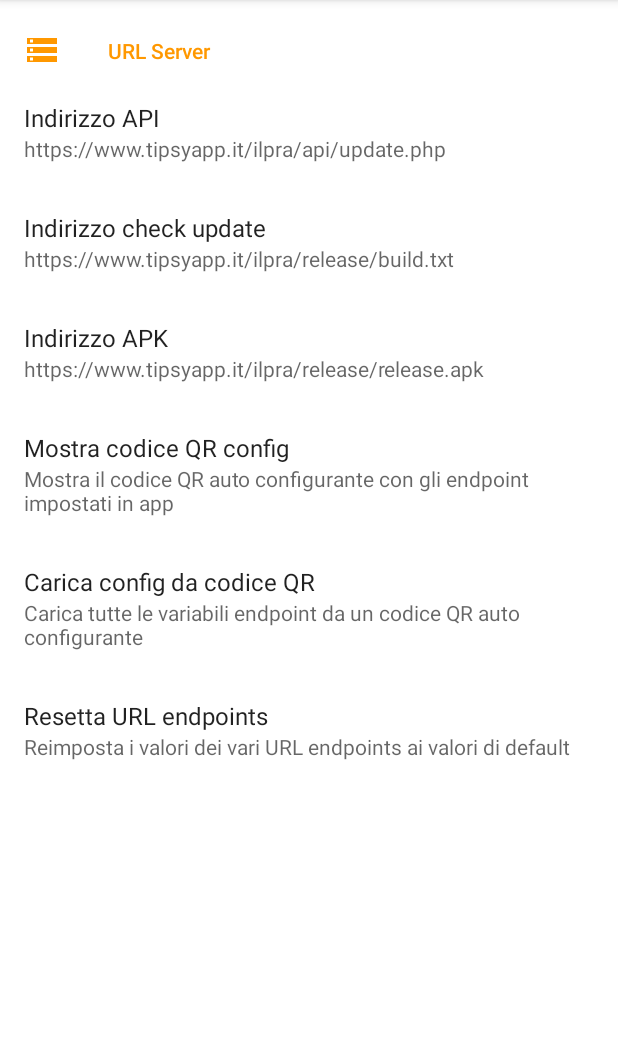
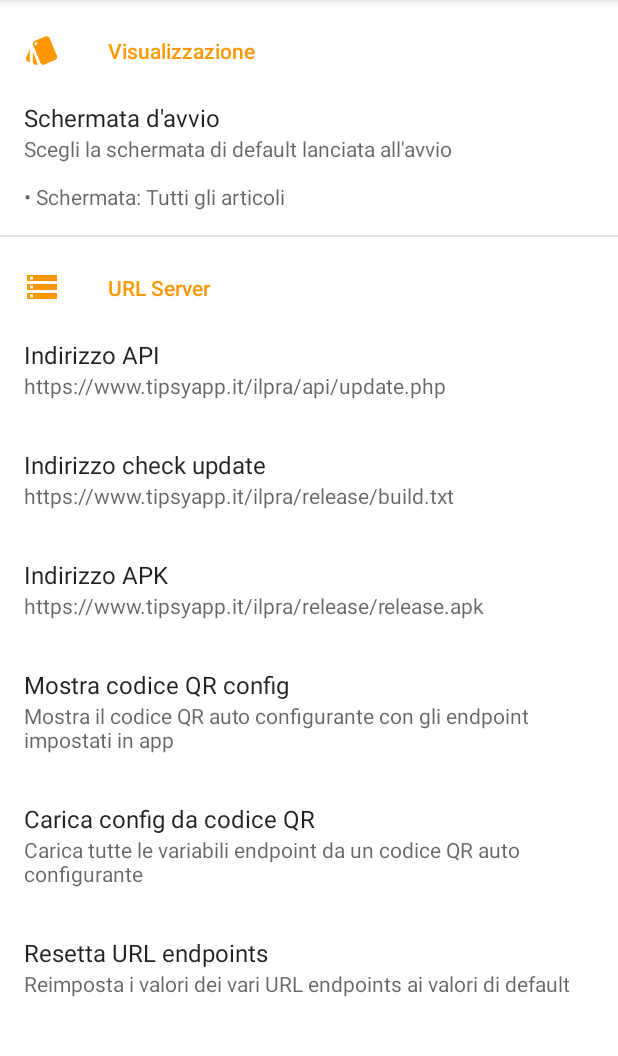
Before and after one commit to IvanMazzoli/MagazzIwan, an Android app: the fragment SettingsFragment placed in its activity, on a phone screen of 412 x 824 dp, the part 84-1140 px from its top. Run offline under Robolectric (Android 15) with nearby library versions, the phone set to English and light mode, and no system bars; our stand-ins replace ButterKnife, androidx.preference; libraries missing offline, so code that uses them is left out: androidmads.library.qrgenearator, com.jsibbold.zoomage, com.mikepenz.materialdrawer, de.cketti.library; 4 statements that could not run were skipped.

Commit message:
Schermata d'avvio selezionabile da Impostazioni

```diff
--- a/app/src/main/java/me/ivanmazzoli/UI/Activities/NavigationActivity.java
+++ b/app/src/main/java/me/ivanmazzoli/UI/Activities/NavigationActivity.java
@@ -71,10 +71,10 @@ public class NavigationActivity extends AppCompatActivity implements Drawer.OnDr
                 .withOnDrawerItemClickListener(this)
                 .build();
 
-        // Se non ho una SavedInstance carico la lista completa,
+        // Se non ho una SavedInstance carico la lista scelta dall'utente,
         // altrimenti carico la SavedInstance e mostro il fragment precedente
         if (savedInstanceState == null) {
-            drawer.setSelection(DrawerManager.LIST_FULL, true);
+            drawer.setSelection(PreferenceHelper.getInstance(this).getFavouriteFragment(), true);
         } else {
             lastSelection = savedInstanceState.getLong(SELECTED_ID);
             showPopup = savedInstanceState.getBoolean(SHOW_POPUP);
--- a/app/src/main/java/me/ivanmazzoli/UI/Fragments/SettingsFragment.java
+++ b/app/src/main/java/me/ivanmazzoli/UI/Fragments/SettingsFragment.java
@@ -22,6 +22,7 @@ import androidx.activity.result.ActivityResultLauncher;
 import androidx.activity.result.contract.ActivityResultContracts;
 import androidx.core.app.ActivityCompat;
 import androidx.core.content.ContextCompat;
+import androidx.preference.Preference;
 
 import com.google.gson.Gson;
 import com.google.gson.JsonObject;
@@ -161,6 +162,16 @@ public class SettingsFragment extends SmartSettingsFragment {
                     dialog.show();
                     return false;
                 });
+
+        findPreference("launchScreen").setSummary(
+                String.format("Scegli la schermata di default lanciata all'avvio\n\n• Schermata: %s",
+                        ph.getFavouriteFragmentName()));
+        findPreference("launchScreen").setOnPreferenceChangeListener((preference, newValue) -> {
+            preference.setSummary(
+                    String.format("Scegli la schermata di default lanciata all'avvio\n\n• Schermata: %s",
+                            ph.getFragmentName((String) newValue)));
+            return true;
+        });
     }
 
     @Override
--- a/app/src/main/java/me/ivanmazzoli/Utils/PreferenceHelper.java
+++ b/app/src/main/java/me/ivanmazzoli/Utils/PreferenceHelper.java
@@ -4,6 +4,10 @@ import android.content.Context;
 import android.content.SharedPreferences;
 
 import org.joda.time.DateTime;
+
+import java.util.Arrays;
+
+import me.ivanmazzoli.R;
 
 public class PreferenceHelper {
 
@@ -50,7 +54,21 @@ public class PreferenceHelper {
      * @return ID Fragment scelto dall'utente, Dashboard se non modificato
      */
     public long getFavouriteFragment() {
-        return Long.parseLong(preferences.getString(FAV_FRAGMENT, "10"));
+        return Long.parseLong(preferences.getString(FAV_FRAGMENT, "1"));
+    }
+
+    public String getFavouriteFragmentName() {
+        String[] texts = context.getResources().getStringArray(R.array.launchScreenTexts);
+        String[] values = context.getResources().getStringArray(R.array.launchScreenValues);
+        int index = Arrays.asList(values).indexOf(String.valueOf(getFavouriteFragment()));
+        return texts[index];
+    }
+
+    public String getFragmentName(String fav) {
+        String[] texts = context.getResources().getStringArray(R.array.launchScreenTexts);
+        String[] values = context.getResources().getStringArray(R.array.launchScreenValues);
+        int index = Arrays.asList(values).indexOf(fav);
+        return texts[index];
     }
 
     /**
--- /dev/null
+++ b/app/src/main/res/drawable/ic_style.xml
@@ -0,0 +1,5 @@
+<vector android:height="24dp" android:tint="#FF9800"
+    android:viewportHeight="24" android:viewportWidth="24"
+    android:width="24dp" xmlns:android="http://schemas.android.com/apk/res/android">
+    <path android:fillColor="@android:color/white" android:pathData="M2.53,19.65l1.34,0.56v-9.03l-2.43,5.86c-0.41,1.02 0.08,2.19 1.09,2.61zM22.03,15.95L17.07,3.98c-0.31,-0.75 -1.04,-1.21 -1.81,-1.23 -0.26,0 -0.53,0.04 -0.79,0.15L7.1,5.95c-0.75,0.31 -1.21,1.03 -1.23,1.8 -0.01,0.27 0.04,0.54 0.15,0.8l4.96,11.97c0.31,0.76 1.05,1.22 1.83,1.23 0.26,0 0.52,-0.05 0.77,-0.15l7.36,-3.05c1.02,-0.42 1.51,-1.59 1.09,-2.6zM7.88,8.75c-0.55,0 -1,-0.45 -1,-1s0.45,-1 1,-1 1,0.45 1,1 -0.45,1 -1,1zM5.88,19.75c0,1.1 0.9,2 2,2h1.45l-3.45,-8.34v6.34z"/>
+</vector>
--- /dev/null
+++ b/app/src/main/res/values/arrays.xml
@@ -0,0 +1,24 @@
+<?xml version="1.0" encoding="utf-8"?>
+<resources>
+
+    <string-array name="launchScreenTexts">
+        <item>@string/all_items</item>
+        <item>@string/drives</item>
+        <item>@string/cables</item>
+        <item>@string/connectors</item>
+        <item>@string/plc_exp</item>
+        <item>@string/buttons_accessories</item>
+        <item>@string/thermal</item>
+    </string-array>
+
+    <string-array name="launchScreenValues">
+        <item>1</item>
+        <item>6</item>
+        <item>4</item>
+        <item>8</item>
+        <item>3</item>
+        <item>7</item>
+        <item>5</item>
+    </string-array>
+
+</resources>
--- a/app/src/main/res/values/strings.xml
+++ b/app/src/main/res/values/strings.xml
@@ -10,4 +10,11 @@
     <string name="hello_first_fragment">Hello first fragment</string>
     <string name="hello_second_fragment">Hello second fragment. Arg: %1$s</string>
     <string name="hello_blank_fragment">Hello blank fragment</string>
+    <string name="all_items">Tutti gli articoli</string>
+    <string name="drives">Azionamenti</string>
+    <string name="cables">Cavi</string>
+    <string name="connectors">Connettori</string>
+    <string name="plc_exp">PLC ed espansioni</string>
+    <string name="buttons_accessories">Pulsanti e gemme</string>
+    <string name="thermal">Termiche salvamotore</string>
 </resources>
--- a/app/src/main/res/xml/app_settings.xml
+++ b/app/src/main/res/xml/app_settings.xml
@@ -3,6 +3,22 @@
     xmlns:app="http://schemas.android.com/apk/res-auto">
 
     <!-- Visualizzazione -->
+    <PreferenceCategory
+        android:icon="@drawable/ic_style"
+        android:title="Visualizzazione">
+
+        <!-- Schermata predefinita all'avvio -->
+        <ListPreference
+            android:defaultValue="1"
+            android:entries="@array/launchScreenTexts"
+            android:entryValues="@array/launchScreenValues"
+            android:key="launchScreen"
+            android:title="Schermata d'avvio"
+            app:iconSpaceReserved="false" />
+
+    </PreferenceCategory>
+
+    <!-- URL -->
     <PreferenceCategory
         android:icon="@drawable/ic_storage"
         android:title="URL Server">
--- a/app/src/main/res/xml/changelog_master.xml
+++ b/app/src/main/res/xml/changelog_master.xml
@@ -3,6 +3,7 @@
 
     <release version="1.6" versioncode="7" >
         <change>Fix: Corretta persistenza database Json</change>
+        <change>New: Schermata d'avvio selezionabile da Impostazioni</change>
     </release>
 
     <release version="1.5" versioncode="6" >
```
